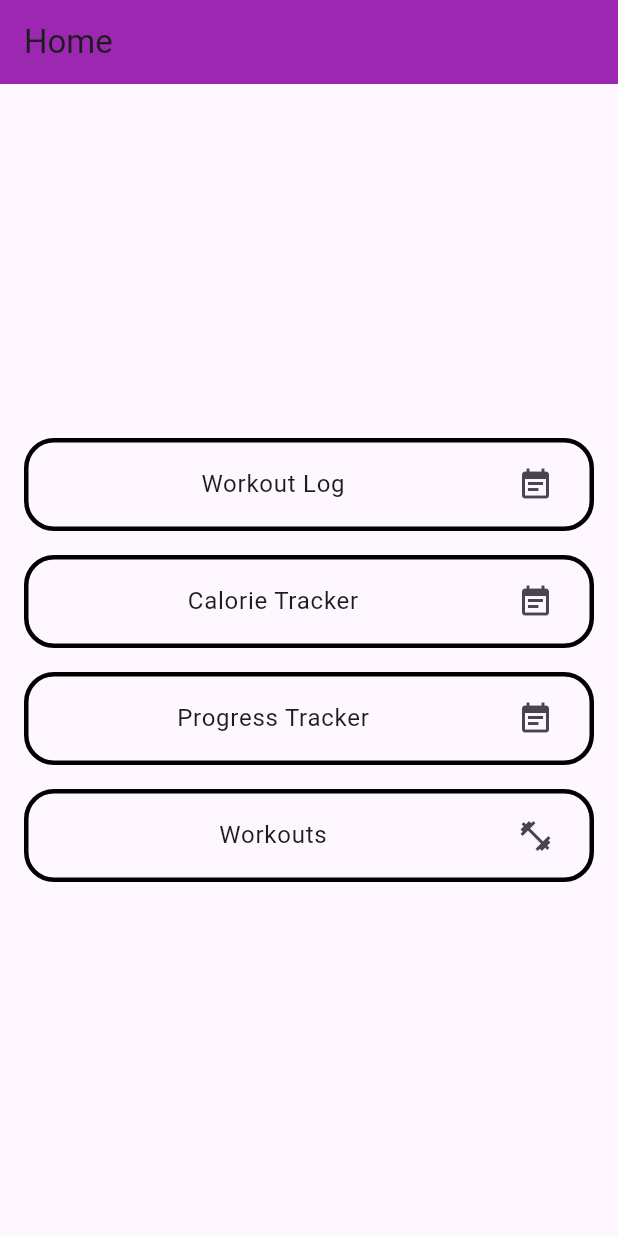
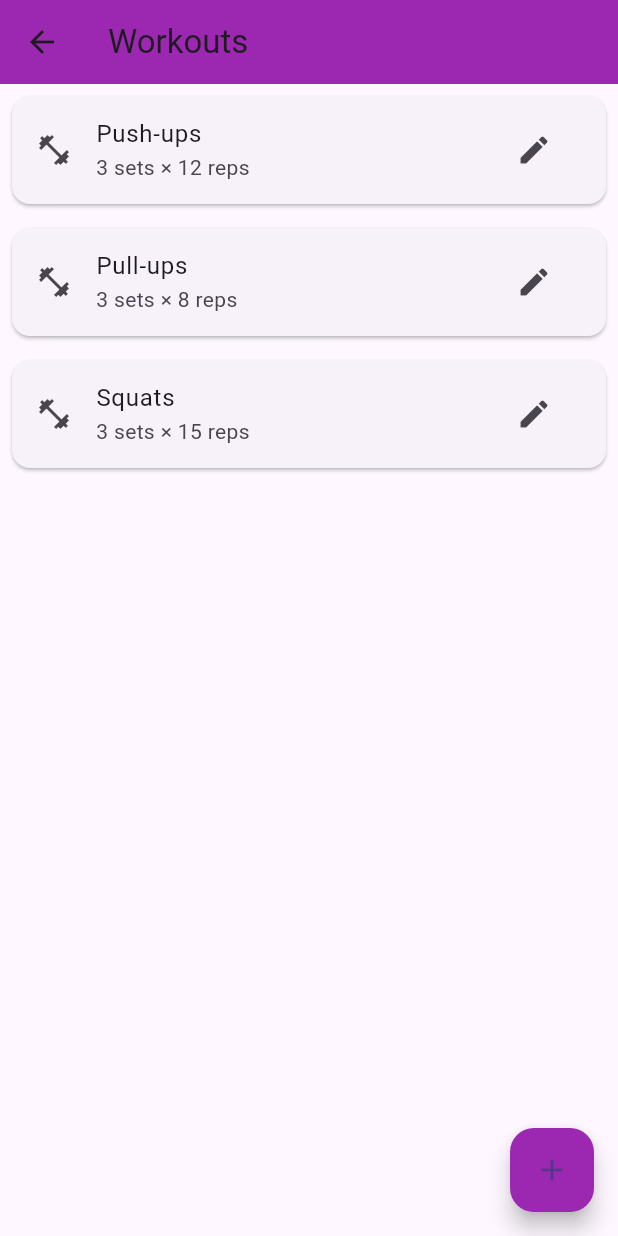
Before and after one commit to gsu-jla/Fitness-Tracker-App, a Flutter app: the screen it shows after launch, after a tap on "Workouts", on a phone screen of 412 x 824 dp. Run offline on Flutter 3.47's test engine with Material 3 defaults, Android fonts, the phone set to English and light mode, and no system bars.

Commit message:
added basic workout page

```diff
--- a/lib/main.dart
+++ b/lib/main.dart
@@ -1,4 +1,5 @@
 import 'package:flutter/material.dart';
+import 'workout_screen.dart';
 
 void main() {
   runApp(MyApp());
@@ -48,7 +49,14 @@ class HomePage extends StatelessWidget {
       child: ListTile(
         title: Center(child: Text(title)),
         trailing: Icon(icon),
-        onTap: () {},
+        onTap: () {
+          if (title == 'Workouts') {
+            Navigator.push(
+              context,
+              MaterialPageRoute(builder: (context) => WorkoutScreen()),
+            );
+          }
+        },
       ),
     );
   }
--- /dev/null
+++ b/lib/workout_screen.dart
@@ -0,0 +1,66 @@
+import 'package:flutter/material.dart';
+
+class WorkoutScreen extends StatefulWidget {
+  @override
+  _WorkoutScreenState createState() => _WorkoutScreenState();
+}
+
+class _WorkoutScreenState extends State<WorkoutScreen> {
+  final List<Map<String, dynamic>> _workouts = [
+    {
+      'name': 'Push-ups',
+      'sets': 3,
+      'reps': 12,
+      'icon': Icons.fitness_center,
+    },
+    {
+      'name': 'Pull-ups',
+      'sets': 3,
+      'reps': 8,
+      'icon': Icons.fitness_center,
+    },
+    {
+      'name': 'Squats',
+      'sets': 3,
+      'reps': 15,
+      'icon': Icons.fitness_center,
+    },
+  ];
+
+  @override
+  Widget build(BuildContext context) {
+    return Scaffold(
+      appBar: AppBar(
+        title: Text('Workouts'),
+        backgroundColor: Colors.purple,
+      ),
+      body: ListView.builder(
+        itemCount: _workouts.length,
+        itemBuilder: (context, index) {
+          final workout = _workouts[index];
+          return Card(
+            margin: EdgeInsets.all(8.0),
+            child: ListTile(
+              leading: Icon(workout['icon']),
+              title: Text(workout['name']),
+              subtitle: Text('${workout['sets']} sets × ${workout['reps']} reps'),
+              trailing: IconButton(
+                icon: Icon(Icons.edit),
+                onPressed: () {
+                  // TODO: Implement edit functionality
+                },
+              ),
+            ),
+          );
+        },
+      ),
+      floatingActionButton: FloatingActionButton(
+        onPressed: () {
+          // TODO: Implement add new workout functionality
+        },
+        child: Icon(Icons.add),
+        backgroundColor: Colors.purple,
+      ),
+    );
+  }
+}
```
